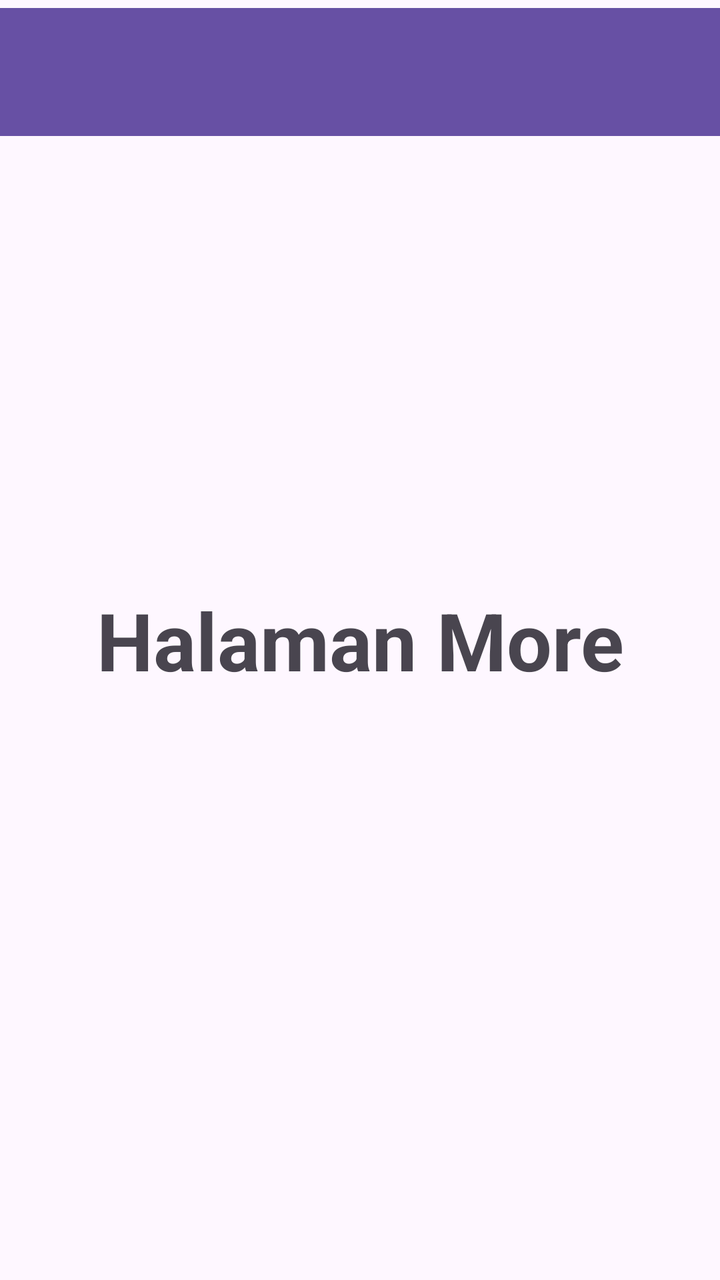
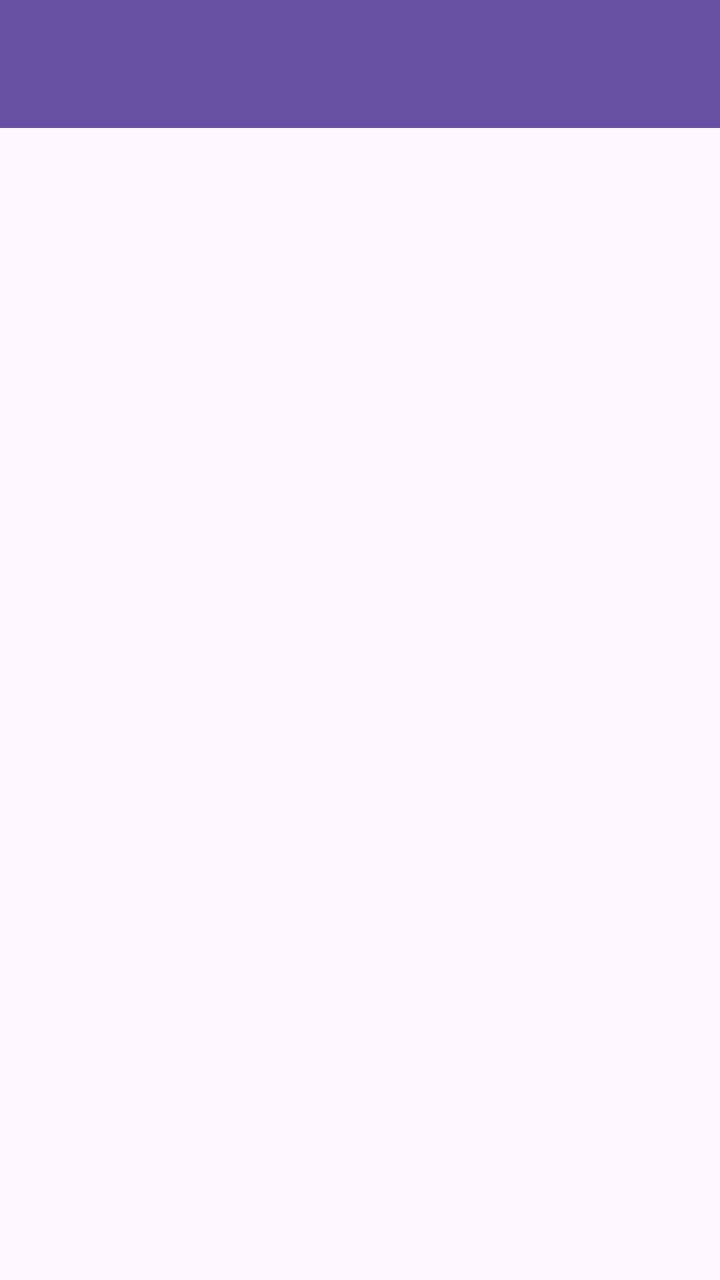

An Android layout rendered at two revisions. The XML below is the earlier revision; the diff shows what the commit changed to produce the second picture.
<!-- AndroidManifest.xml: application theme Theme.Vania3tie -->
<!-- res/layout/fragment_more.xml -->
<?xml version="1.0" encoding="utf-8"?>
<androidx.constraintlayout.widget.ConstraintLayout xmlns:android="http://schemas.android.com/apk/res/android"
    xmlns:tools="http://schemas.android.com/tools"
    android:layout_width="match_parent"
    android:layout_height="match_parent"
    xmlns:app="http://schemas.android.com/apk/res-auto"
    tools:context=".MoreFragment.MoreFragment">

    <androidx.appcompat.widget.Toolbar
        android:id="@+id/toolbar"
        android:layout_width="match_parent"
        android:layout_height="?attr/actionBarSize"
        android:layout_marginTop="4dp"
        android:background="?attr/colorPrimary"
        app:layout_constraintEnd_toEndOf="parent"
        app:layout_constraintStart_toStartOf="parent"
        app:layout_constraintTop_toTopOf="parent"
        app:subtitleTextColor="@android:color/white"
        app:titleTextColor="@android:color/white"
        app:layout_scrollFlags="scroll|enterAlways"/>

    
    <TextView
        android:layout_width="match_parent"
        android:layout_height="match_parent"
        android:textSize="40sp"
        android:textStyle="bold"
        android:gravity="center"
        android:text="Halaman More" />

</androidx.constraintlayout.widget.ConstraintLayout>
<!-- resources referenced by this layout -->
<resources>
  <style name="Theme.Vania3tie" parent="Base.Theme.Vania3tie" />
  <style name="Base.Theme.Vania3tie" parent="Theme.Material3.DayNight.NoActionBar">
          
          
      </style>
</resources>

<!-- the commit's change to res/layout/fragment_more.xml (unified diff, before → after) -->
@@ -1,31 +1,32 @@
 <?xml version="1.0" encoding="utf-8"?>
-<androidx.constraintlayout.widget.ConstraintLayout xmlns:android="http://schemas.android.com/apk/res/android"
+<androidx.coordinatorlayout.widget.CoordinatorLayout xmlns:android="http://schemas.android.com/apk/res/android"
     xmlns:tools="http://schemas.android.com/tools"
     android:layout_width="match_parent"
     android:layout_height="match_parent"
     xmlns:app="http://schemas.android.com/apk/res-auto"
     tools:context=".MoreFragment.MoreFragment">
 
-    <androidx.appcompat.widget.Toolbar
-        android:id="@+id/toolbar"
+    <com.google.android.material.appbar.AppBarLayout
+        android:id="@+id/appBarLayout"
         android:layout_width="match_parent"
-        android:layout_height="?attr/actionBarSize"
-        android:layout_marginTop="4dp"
-        android:background="?attr/colorPrimary"
-        app:layout_constraintEnd_toEndOf="parent"
-        app:layout_constraintStart_toStartOf="parent"
-        app:layout_constraintTop_toTopOf="parent"
-        app:subtitleTextColor="@android:color/white"
-        app:titleTextColor="@android:color/white"
-        app:layout_scrollFlags="scroll|enterAlways"/>
+        android:layout_height="wrap_content"
+        android:theme="@style/ThemeOverlay.AppCompat.Dark.ActionBar">
 
-    
-    <TextView
+        <androidx.appcompat.widget.Toolbar
+            android:id="@+id/toolbar"
+            android:layout_width="match_parent"
+            android:layout_height="?attr/actionBarSize"
+            android:background="?attr/colorPrimary"
+            app:layout_scrollFlags="scroll|enterAlways"
+            app:titleTextColor="@android:color/white" />
+
+    </com.google.android.material.appbar.AppBarLayout>
+
+
+    <ListView
+        android:id="@+id/listViewItems"
         android:layout_width="match_parent"
         android:layout_height="match_parent"
-        android:textSize="40sp"
-        android:textStyle="bold"
-        android:gravity="center"
-        android:text="Halaman More" />
+        app:layout_behavior="@string/appbar_scrolling_view_behavior" />
 
-</androidx.constraintlayout.widget.ConstraintLayout>
+</androidx.coordinatorlayout.widget.CoordinatorLayout>
